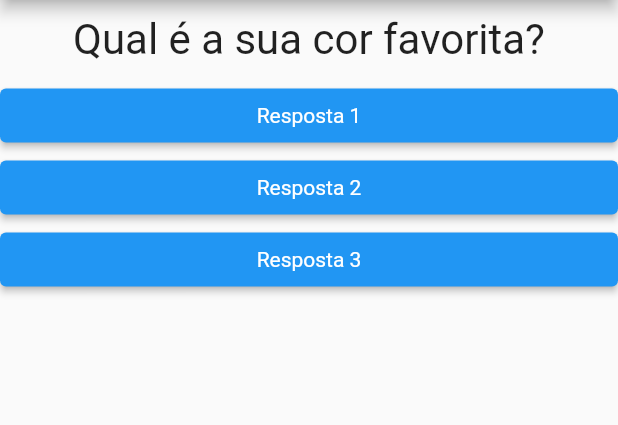
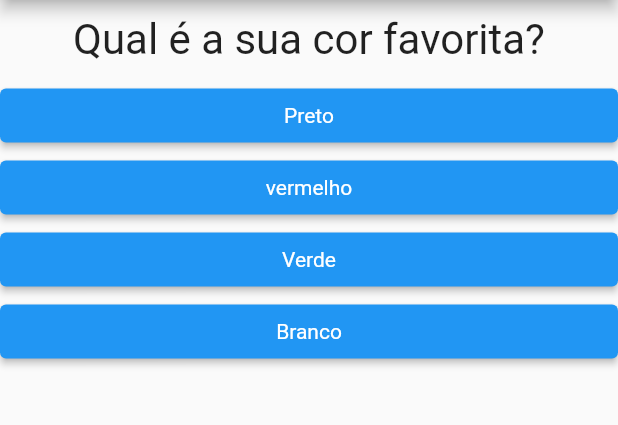
Before and after one commit to Luk4ss/course_flutter, a Flutter app: the screen it shows after launch, on a phone screen of 412 x 824 dp, the part 84-509 px from its top. Run offline on Flutter 3.47's test engine with Material 2 defaults, Android fonts, the phone set to English and light mode, and no system bars.

Commit message:
App de perguntas completo!

```diff
--- a/projeto_perguntas/lib/main.dart
+++ b/projeto_perguntas/lib/main.dart
@@ -1,41 +1,62 @@
 import 'package:flutter/material.dart';
-import 'questao.dart';
-import 'resposta.dart';
+import 'package:projeto_perguntas/questionario.dart';
+import 'package:projeto_perguntas/resultado.dart';
+
 
 void main() => runApp(PerguntaApp());
 
 class _PerguntaAppState extends State<PerguntaApp>{
 
   int _perguntaSelecionada = 0;
+  final List<Map<String, Object>> _perguntas =  const[
+      {
+        'texto' : 'Qual é a sua cor favorita?',
+        'respostas': ['Preto','vermelho','Verde', 'Branco']
+      },
+      {
+        'texto' : 'Qual é o seu animal favorito?',
+        'respostas': ['Coelho','Cobra','Elefante', 'Leão']
+      },
+      {
+        'texto' : 'Qual é o seu instrutor favorito?',
+        'respostas': ['Maria','João','Leo', 'Pedro']
+      }
+    ];
 
   void _responder(){
+    if(temPerguntaSelecionada){
+      setState(() {
+          _perguntaSelecionada++;
+      });
+    }
+  }
+
+  void _reiniciarQuestionario(){
     setState(() {
-      _perguntaSelecionada++;
+      _perguntaSelecionada = 0;
     });
-     print('Pergunta respondida!');
+  }
+
+ bool get temPerguntaSelecionada{
+    return _perguntaSelecionada < _perguntas.length;
   }
 
   @override
   Widget build(BuildContext context) {
 
-    final perguntas = [
-    'Qual é a sua cor favorita?',
-    'Qual é o seu animal favorito?',
-    ];
 
     return MaterialApp(
       home: Scaffold(
         appBar: AppBar(
           title: const Text('Perguntas'),
         ),
-        body: Column(
-          children: [
-             Questao(perguntas[_perguntaSelecionada]),
-             Resposta('Resposta 1', _responder),
-             Resposta('Resposta 2', _responder),
-             Resposta('Resposta 3', _responder),
-          ],
-        )
+        body: temPerguntaSelecionada ?
+          Questionario(
+            perguntas: _perguntas,
+            perguntaSelecionada: _perguntaSelecionada,
+             responder: _responder
+          )
+          : Resultado(_reiniciarQuestionario)
       ),
     );
   }
--- /dev/null
+++ b/projeto_perguntas/lib/questionario.dart
@@ -0,0 +1,31 @@
+import 'package:flutter/material.dart';
+import 'package:projeto_perguntas/questao.dart';
+import 'package:projeto_perguntas/resposta.dart';
+
+class Questionario extends StatelessWidget{
+
+  final List<Map<String, Object>> perguntas;
+  final int perguntaSelecionada;
+  final void Function() responder;
+
+
+  Questionario({
+    @required this.perguntas,
+    @required this.perguntaSelecionada,
+    @required this.responder
+    });
+
+
+  @override
+  Widget build(BuildContext context) {
+     List<String> respostas = perguntas[perguntaSelecionada]['respostas'];
+
+    return Column(
+          children: [
+             Questao(perguntas[perguntaSelecionada]['texto'] as String),
+             ...respostas.map((resp) => Resposta(resp, responder)).toList()
+          ],
+        );
+  }
+
+}
--- a/projeto_perguntas/pubspec.yaml
+++ b/projeto_perguntas/pubspec.yaml
@@ -19,7 +19,7 @@ publish_to: 'none' # Remove this line if you wish to publish to pub.dev
 version: 1.0.0+1
 
 environment:
-  sdk: '>=2.19.2 <3.0.0'
+  sdk: '>=2.3.0 <3.0.0'
 
 # Dependencies specify other packages that your package needs in order to work.
 # To automatically upgrade your package dependencies to the latest versions
```
Also changed, not shown: projeto_perguntas/lib/resultado.dart (added, +26 -0 lines), projeto_perguntas/pubspec.lock.
